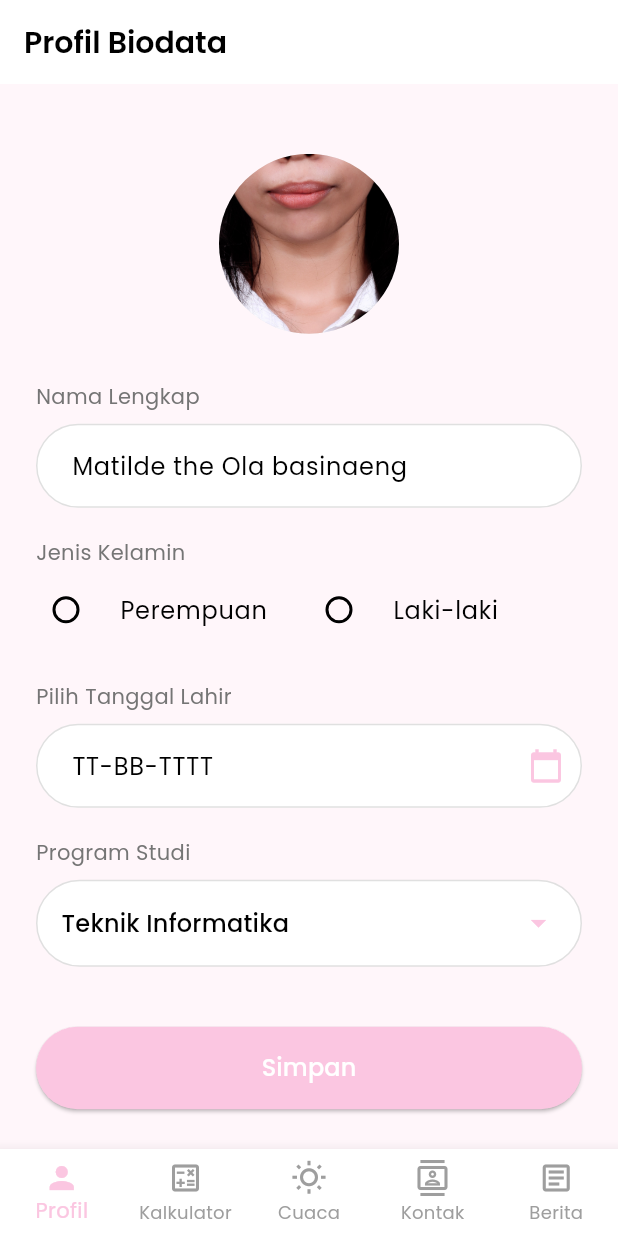
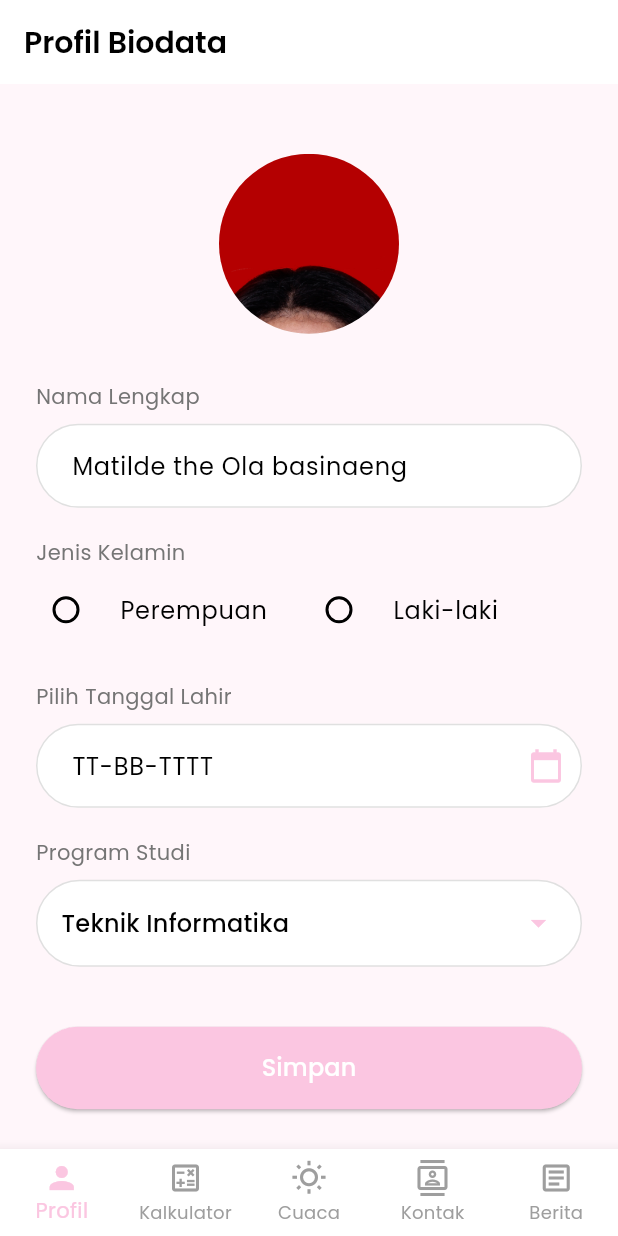
Before and after one commit to matildeina/UTS-Pemrograman-Mobile, a Flutter app: the screen it shows after launch, on a phone screen of 412 x 824 dp. Run offline on Flutter 3.47's test engine with Material 3 defaults, Android fonts, the phone set to English and light mode, and no system bars; our stand-ins replace google_fonts; network calls fail.

Commit message:
g tauwwwww

```diff
--- a/lib/main.dart
+++ b/lib/main.dart
@@ -14,17 +14,13 @@ class MyApp extends StatelessWidget {
     return MaterialApp(
       title: 'aphasia maharishi',
       theme: ThemeData(
-
         primaryColor: Color(0xFFFBC6E1),
-        scaffoldBackgroundColor: Color(
-          0xFFFFF6FA,
-        ),
+        scaffoldBackgroundColor: Color(0xFFFFF6FA),
         fontFamily: GoogleFonts.poppins().fontFamily,
         colorScheme: ColorScheme.fromSwatch().copyWith(
           primary: Color(0xFFFBC6E1),
           secondary: Color(0xFFB4A9E7),
         ),
-
 
         appBarTheme: AppBarTheme(
           backgroundColor: Colors.white,
--- a/lib/screens/biodata_page.dart
+++ b/lib/screens/biodata_page.dart
@@ -58,10 +58,23 @@ class _BiodataPageState extends State<BiodataPage> {
           crossAxisAlignment: CrossAxisAlignment.stretch,
           children: [
             SizedBox(height: 20),
-            CircleAvatar(
-              radius: 60,
-              backgroundColor: Colors.grey.shade200,
-              backgroundImage: AssetImage('assets/profile.jpg'),
+            Container(
+              width: 120, // 2x radius (60 * 2)
+              height: 120, // 2x radius (60 * 2)
+              decoration: BoxDecoration(
+                color: Colors.grey.shade200, // Warna background yang sama
+                shape: BoxShape.circle, // Bikin jadi lingkaran
+                image: DecorationImage(
+                  image: AssetImage('assets/profile.jpg'),
+
+                  // Gunakan 'BoxFit.cover' (sama seperti default CircleAvatar)
+                  fit: BoxFit.cover,
+
+                  // --- INI BAGIAN PENTINGNYA ---
+                  // Ambil gambar dari bagian tengah-atas, bukan tengah-tengah
+                  alignment: Alignment.topCenter,
+                ),
+              ),
             ),
             SizedBox(height: 32),
             _buildTextField(
--- a/lib/screens/dashboard.dart
+++ b/lib/screens/dashboard.dart
@@ -7,7 +7,7 @@ import '/screens/kontak_page.dart';
 import '/screens/berita_page.dart';
 
 class DashboardScreen extends StatefulWidget {
-  const DashboardScreen({Key? key}) : super(key: key);
+  const DashboardScreen({super.key});
 
   @override
   State<DashboardScreen> createState() => _DashboardScreenState();
```
